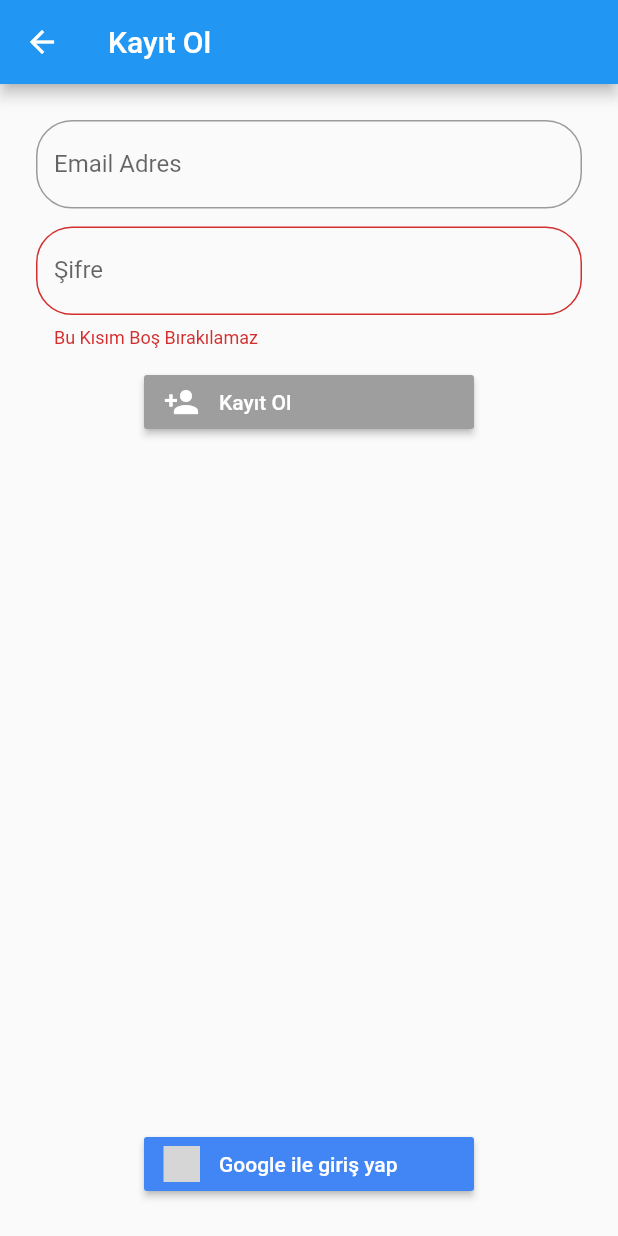
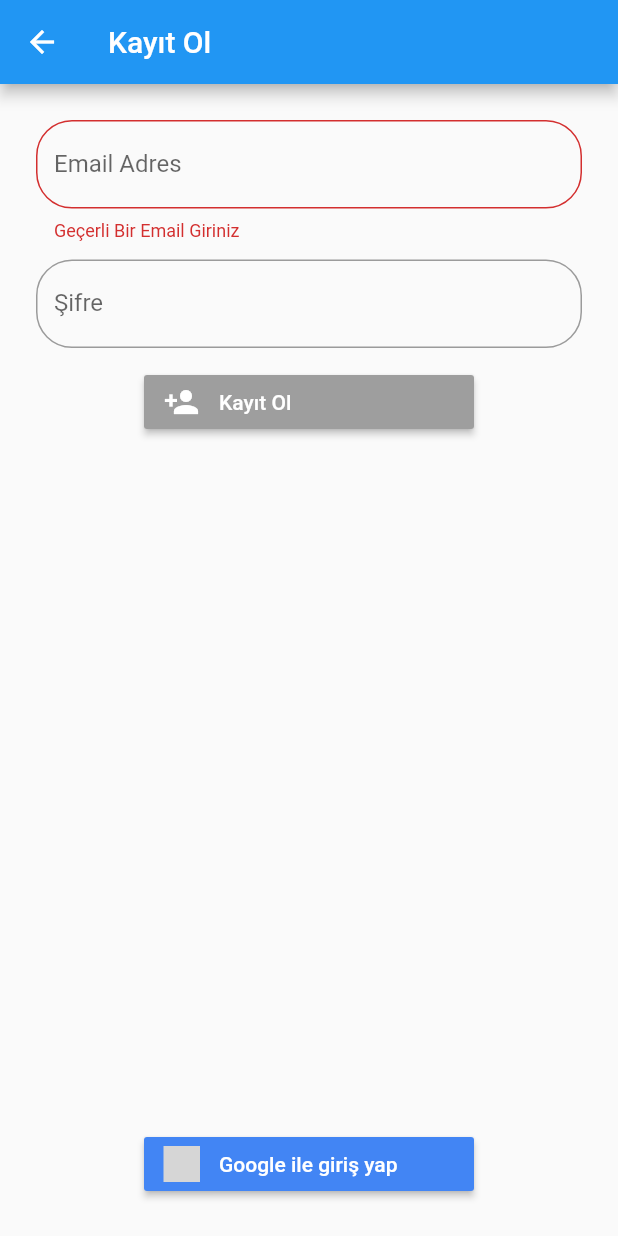
Before and after one commit to Mustafaakilll/News_App, a Flutter app: the SignUpPage screen opened directly, after a tap on "Kayıt Ol", on a phone screen of 412 x 824 dp. Run offline on Flutter 3.47's test engine with Material 2 defaults, Android fonts, the phone set to English and light mode, and no system bars; our stand-ins replace dio, firebase_auth, firebase_core, flutter_signin_button, fluttertoast, font_awesome_flutter and 4 more; missing offline and left inert: turkish; accounts and stored records are empty; network calls fail; grey boxes are pictures that could not be loaded.

Commit message:
Refactor using AppConstant

```diff
--- /dev/null
+++ b/lib/constant/app_constants.dart
@@ -0,0 +1,44 @@
+class AppConstant {
+  static final String WELCOME = 'Hoş Geldiniz';
+  static final String PLACEHOLDER_URL = 'https://via.placeholder.com/150x100';
+  static final String NEWS = 'Haberler';
+  static final String LIGHT_THEME = 'Açık Tema';
+  static final String SETTINGS = 'Ayarlar';
+
+  //LOGIN-SIGNUP
+  static final String SIGN_UP = 'Kayıt Ol';
+  static final String SIGN_IN = 'Giriş Yap';
+  static final String LOG_OUT = 'Çıkış Yap';
+  static final String LOGIN_FACEBOOK = 'Facebook ile giriş yap';
+  static final String LOGIN_GOOGLE = 'Google ile giriş yap';
+  static final String DONT_HAVE_AN_ACCOUNT = 'Hesabınız Yok Mu?';
+
+  //PASSWORD
+  static final String WEAK_PASSWORD = 'Zayıf Parola';
+  static final String WRONG_PASSWORD = 'Hata: Şifre Hatalı';
+  static final String PASSWORD_REQUIRED = 'Şifre Gereklidir!';
+  static final String PASSWORD = 'Şifre';
+  static final PASSWORD_LENGTH = 'Şifre Uzunluğu en az 6 Karakter olmalıdır.';
+
+  //EMAIL
+  static final String EMAIL = 'Email Adres';
+  static final String EMAIL_REQUIRED = 'Email Gereklidir';
+  static final String VALID_EMAIL = 'Geçerli Bir Email Giriniz';
+  static final String INVALID_EMAIL = 'Hata: Bu Email Kullanılmaktadır';
+
+  //DEV INFO
+  static final String ABOUT_DEVELOPER = 'Geliştirici Hakkında';
+  static final String DEVELOPER = 'Geliştirici';
+  static final String GITHUB = 'Github';
+  static final String GITHUB_LINK = 'https://github.com/Apooness/';
+  static final String TWITTER = 'Twitter';
+  static final String TWITTER_LINK = 'https://twitter.com/Mustafaakill';
+  static final String INSTAGRAM = 'Instagram';
+  static final INSTAGRAM_LINK = 'https://www.instagram.com/mustafaakilll/';
+  static final String NAME_SURNAME = 'Mustafa AKİL';
+
+  //ERROR
+  static final String NO_DATA = 'Veri Yok';
+  static final String EMPTY_FIELD = 'Bu kısım boş bırakılamaz.';
+  static final String USER_NOT_FOUND = 'Hata: Kullanıcı Bulunamadı';
+}
--- a/lib/constant/constants.dart
+++ /dev/null
@@ -1,27 +0,0 @@
-class AppConstant {
-  static final String WELCOME = 'Hoş Geldiniz';
-  static final String EMAIL = 'Email Adres';
-  static final String PASSWORD = 'Şifre';
-  static final String SIGN_IN = 'Giriş Yap';
-  static final String SIGN_UP = 'Kayıt Ol';
-  static final String LOG_OUT = 'Çıkış Yap';
-  static final String LOGIN_FACEBOOK = 'Facebook ile giriş yap';
-  static final String LOGIN_GOOGLE = 'Google ile giriş yap';
-  static final String EMAIL_REQUIRED = 'Email Gereklidir';
-  static final String PASSWORD_REQUIRED = 'Şifre Gereklidir!';
-  static final String DONT_HAVE_AN_ACCOUNT = 'Hesabınız Yok Mu?';
-  static final String NO_DATA = 'Veri Yok';
-  static final String PLACEHOLDER_URL = 'https://via.placeholder.com/150x100';
-  static final String NEWS = 'Haberler';
-  static final String LIGHT_THEME = 'Açık Tema';
-  static final String ABOUT_DEVELOPER = 'Geliştirici Hakkında';
-  static final String DEVELOPER = 'Geliştirici';
-  static final String SETTINGS = 'Ayarlar';
-  static final String GITHUB = 'Github';
-  static final String GITHUB_LINK = 'Github';
-  static final String TWITTER = 'Github';
-  static final String TWITTER_LINK = 'Github';
-  static final String INSTAGRAM = 'Github';
-  static final String INSTAGRAM_LINK = 'Github';
-  static final String NAME_SURNAME = 'Mustafa AKIL';
-}
--- a/lib/main.dart
+++ b/lib/main.dart
@@ -1,7 +1,6 @@
 import 'package:firebase_core/firebase_core.dart';
 import 'package:flutter/material.dart';
 import 'package:hive/hive.dart';
-import 'package:news_demo/view/news_page.dart';
 // ignore: library_prefixes
 import 'package:path_provider/path_provider.dart' as pathProvider;
 import 'package:provider/provider.dart';
@@ -9,6 +8,7 @@
 import 'states/news_state.dart';
 import 'states/sncakbar_message_state.dart';
 import 'states/theme_state.dart';
+import 'view/main_page.dart';
 
 void main() async {
   WidgetsFlutterBinding.ensureInitialized();
@@ -41,7 +41,7 @@
   Widget build(BuildContext context) {
     return MaterialApp(
       theme: Provider.of<ThemeState>(context).themeData(),
-      home: NewsPage(),
+      home: MainPage(),
     );
   }
 }
--- a/lib/service/validation_service.dart
+++ b/lib/service/validation_service.dart
@@ -1,10 +1,12 @@
+import '../constant/app_constants.dart';
+
 class ValidationService {
   String? validateEmail(String value) {
     Pattern pattern =
         r'^(([^<>()[\]\\.,;:\s@\"]+(\.[^<>()[\]\\.,;:\s@\"]+)*)|(\".+\"))@((\[[0-9]{1,3}\.[0-9]{1,3}\.[0-9]{1,3}\.[0-9]{1,3}\])|(([a-zA-Z\-0-9]+\.)+[a-zA-Z]{2,}))$';
     var regex = RegExp(pattern as String);
     if (!regex.hasMatch(value)) {
-      ('Geçerli Bir Email Giriniz');
+      return AppConstant.VALID_EMAIL;
     } else {
       null;
     }
@@ -12,9 +14,9 @@
 
   String? validatePassword(String value) {
     if (value.isEmpty) {
-      return 'Bu Kısım Boş Bırakılamaz';
+      return AppConstant.EMPTY_FIELD;
     } else if (value.length < 6) {
-      return 'Şifre en az 6 karakter olmalıdır';
+      return AppConstant.PASSWORD_LENGTH;
     } else {
       return null;
     }
--- a/lib/view/developer_info_page.dart
+++ b/lib/view/developer_info_page.dart
@@ -1,7 +1,7 @@
 import 'package:flutter/material.dart';
 import 'package:flutter_signin_button/button_builder.dart';
 import 'package:font_awesome_flutter/font_awesome_flutter.dart';
-import 'package:news_demo/constant/constants.dart';
+import 'package:news_demo/constant/app_constants.dart';
 import 'package:url_launcher/url_launcher.dart';
 
 class DeveloperPage extends StatelessWidget {
--- a/lib/view/main_page.dart
+++ b/lib/view/main_page.dart
@@ -1,6 +1,6 @@
 import 'package:flutter/material.dart';
 import 'package:flutter_signin_button/button_builder.dart';
-import 'package:news_demo/constant/constants.dart';
+import 'package:news_demo/constant/app_constants.dart';
 
 import '../service/navigation_service.dart';
 import 'sign_in_page.dart';
--- a/lib/view/news_detail_page.dart
+++ b/lib/view/news_detail_page.dart
@@ -35,8 +35,6 @@
       );
 
   Future<void> _share() async {
-    final title = 'Deneme';
-
-    await Share.share(title);
+    await Share.share(url);
   }
 }
--- a/lib/view/news_page.dart
+++ b/lib/view/news_page.dart
@@ -1,5 +1,5 @@
 import 'package:flutter/material.dart';
-import 'package:news_demo/constant/constants.dart';
+import 'package:news_demo/constant/app_constants.dart';
 import '../service/navigation_service.dart';
 import '../states/news_state.dart';
 import 'package:provider/provider.dart';
--- a/lib/view/settings_page.dart
+++ b/lib/view/settings_page.dart
@@ -1,6 +1,6 @@
 import 'package:flutter/material.dart';
 import 'package:flutter_signin_button/button_builder.dart';
-import 'package:news_demo/constant/constants.dart';
+import 'package:news_demo/constant/app_constants.dart';
 import '../service/navigation_service.dart';
 import '../states/auth_state.dart';
 import '../states/theme_state.dart';
@@ -8,7 +8,6 @@
 import 'main_page.dart';
 import 'package:provider/provider.dart';
 
-// ignore: must_be_immutable
 class SettingsPage extends StatelessWidget {
   final NavigationService _navigator = NavigationService();
   final AuthState _auth = AuthState();
--- a/lib/view/sign_in_page.dart
+++ b/lib/view/sign_in_page.dart
@@ -1,6 +1,6 @@
 import 'package:flutter/material.dart';
 import 'package:flutter_signin_button/flutter_signin_button.dart';
-import 'package:news_demo/constant/constants.dart';
+import 'package:news_demo/constant/app_constants.dart';
 import 'package:provider/provider.dart';
 
 import '../states/auth_state.dart';
--- a/lib/view/sign_up_page.dart
+++ b/lib/view/sign_up_page.dart
@@ -2,7 +2,7 @@
 import 'package:flutter_signin_button/button_builder.dart';
 import 'package:flutter_signin_button/button_list.dart';
 import 'package:flutter_signin_button/button_view.dart';
-import 'package:news_demo/constant/constants.dart';
+import 'package:news_demo/constant/app_constants.dart';
 
 import '../states/auth_state.dart';
 import '../states/validation_state.dart';
@@ -16,12 +16,23 @@
 }
 
 class _SignUpPageState extends State<SignUpPage> {
-  final ValidationState _validator = ValidationState();
-  final AuthState _auth = AuthState();
-  final _emailKey = GlobalKey<FormState>();
-  final _passKey = GlobalKey<FormState>();
-  final TextEditingController _emailController = TextEditingController();
-  final TextEditingController _passController = TextEditingController();
+  late ValidationState _validator;
+  late AuthState _auth;
+  late GlobalKey<FormState> _emailKey;
+  late GlobalKey<FormState> _passKey;
+  late TextEditingController _emailController;
+  late TextEditingController _passController;
+
+  @override
+  void initState() {
+    _auth = AuthState();
+    _validator = ValidationState();
+    _emailKey = GlobalKey<FormState>();
+    _passKey = GlobalKey<FormState>();
+    _emailController = TextEditingController();
+    _passController = TextEditingController();
+    super.initState();
+  }
 
   @override
   Widget build(BuildContext context) {
```
Also changed, not shown: lib/data/http.dart (+14 -8 lines), lib/service/auth_service.dart (+5 -4 lines), lib/view/widgets/news_list_builder.dart (+7 -6 lines), 1 other file.
